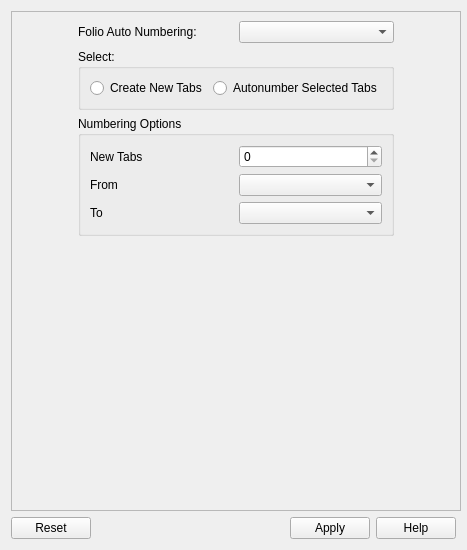
This is sources/ui/folioautonumbering.ui in qelectrotech/qelectrotech-source-mirror as Qt 5 draws it before an edit. The edited form follows.
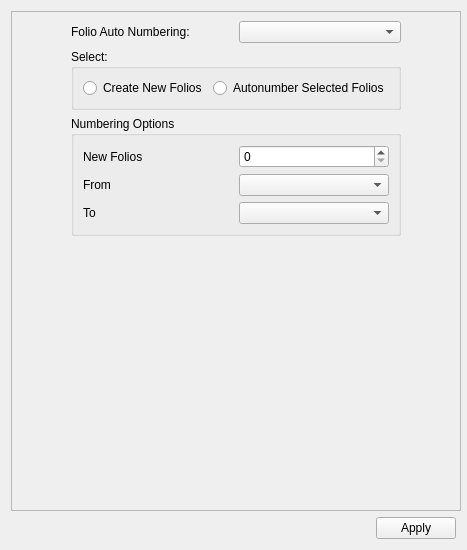
This is the edited form.

Commit message: Auto Folio Numbering - Create specific number of new folios with a folio autonumbering or Auto Number selected Folios

The edit to the form file:
```diff
--- a/sources/ui/folioautonumbering.ui
+++ b/sources/ui/folioautonumbering.ui
@@ -129,7 +129,7 @@
              </sizepolicy>
             </property>
             <property name="text">
-             <string>New Tabs</string>
+             <string>New Folios</string>
             </property>
            </widget>
           </item>
@@ -212,7 +212,7 @@
              </sizepolicy>
             </property>
             <property name="text">
-             <string>Create New Tabs</string>
+             <string>Create New Folios</string>
             </property>
            </widget>
           </item>
@@ -225,7 +225,7 @@
              </sizepolicy>
             </property>
             <property name="text">
-             <string>Autonumber Selected Tabs</string>
+             <string>Autonumber Selected Folios</string>
             </property>
            </widget>
           </item>
@@ -284,7 +284,7 @@
       </sizepolicy>
      </property>
      <property name="standardButtons">
-      <set>QDialogButtonBox::Apply|QDialogButtonBox::Help|QDialogButtonBox::Reset</set>
+      <set>QDialogButtonBox::Apply</set>
      </property>
     </widget>
    </item>
```
The commit also changes 13 other files.
